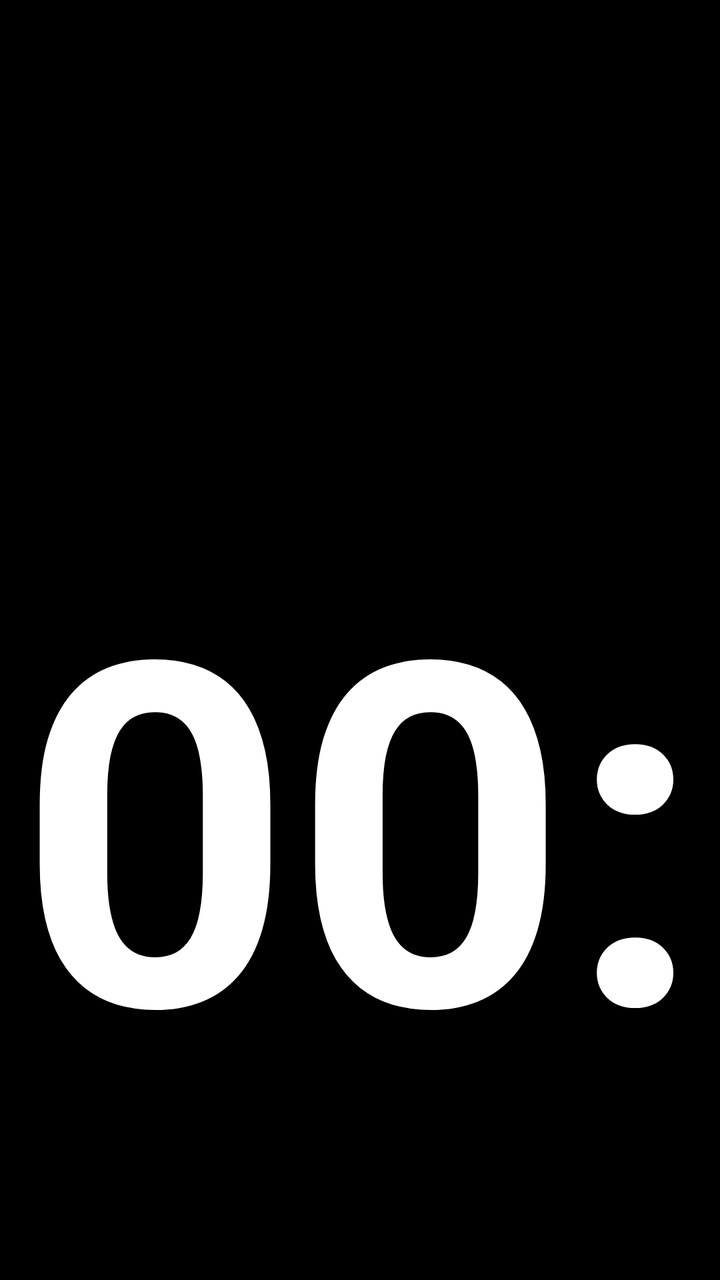
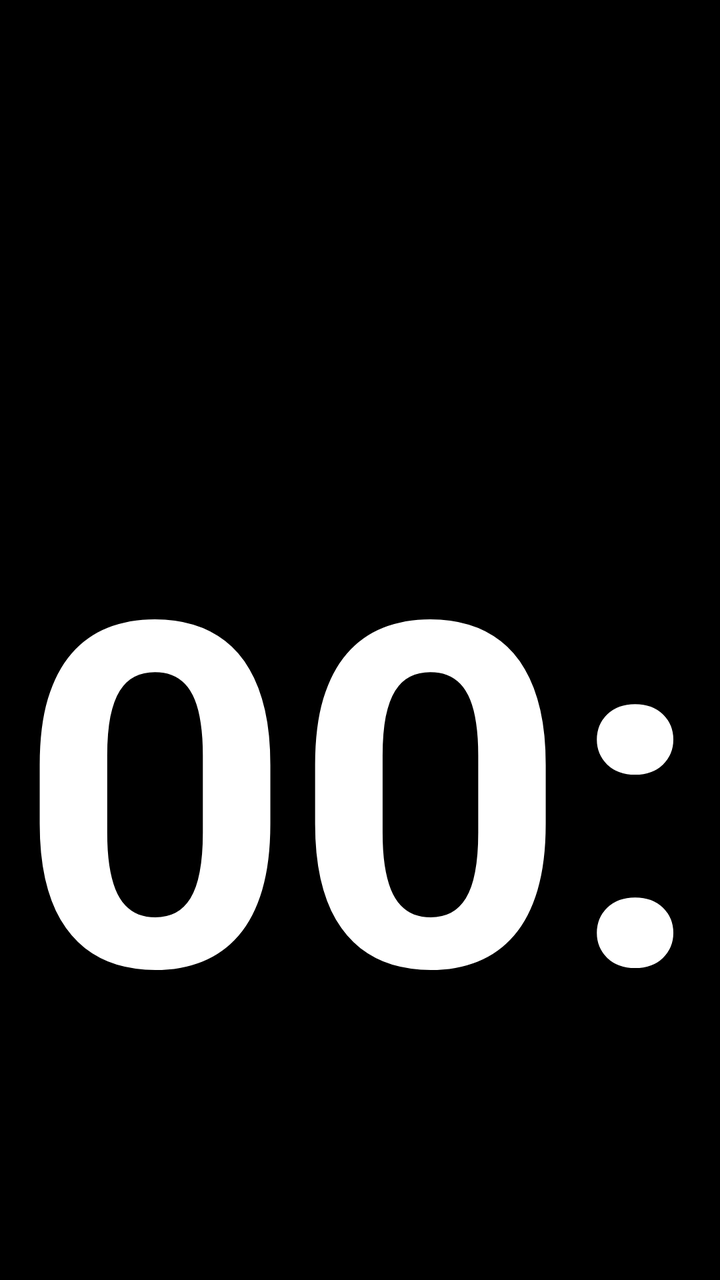

The first picture is an Android layout as it rendered before a commit; the second is the same layout after the commit. The layout source and the unified diff follow.
<!-- AndroidManifest.xml: application theme Theme.AppCompat.NoActionBar -->
<!-- res/layout/activity_main.xml -->
<?xml version="1.0" encoding="utf-8"?>
<LinearLayout xmlns:android="http://schemas.android.com/apk/res/android"
    android:layout_width="match_parent"
    android:layout_height="match_parent"
    android:background="#000000"
    android:clipChildren="false"
    android:clipToPadding="false"
    android:orientation="vertical"
    android:weightSum="2">

    
    <RelativeLayout
        android:layout_width="match_parent"
        android:layout_height="0dp"
        android:layout_weight="1"
        android:clipChildren="false"
        android:clipToPadding="false">

        <TextSwitcher
            android:id="@+id/topInfoSwitcher"
            android:layout_width="match_parent"
            android:layout_height="match_parent"
            android:layout_centerInParent="true" />

    </RelativeLayout>

    
    <RelativeLayout
        android:layout_width="match_parent"
        android:layout_height="0dp"
        android:layout_weight="1"
        android:clipChildren="false"
        android:clipToPadding="false">

        <TextClock
            android:id="@+id/clockView"
            android:layout_width="match_parent"
            android:layout_height="match_parent"
            android:gravity="center_horizontal|top"
            android:includeFontPadding="false"
            android:translationY="-40dp"
            android:format12Hour="HH:mm"
            android:format24Hour="HH:mm"
            android:textColor="#FFFFFF"
            android:textSize="240sp"
            android:textStyle="bold" />

    </RelativeLayout>

</LinearLayout>
<!-- resources referenced by this layout -->
<resources>

</resources>

<!-- the commit's change to res/layout/activity_main.xml (unified diff, before → after) -->
@@ -38,7 +38,7 @@
             android:layout_height="match_parent"
             android:gravity="center_horizontal|top"
             android:includeFontPadding="false"
-            android:translationY="-40dp"
+            android:translationY="-60dp"
             android:format12Hour="HH:mm"
             android:format24Hour="HH:mm"
             android:textColor="#FFFFFF"
